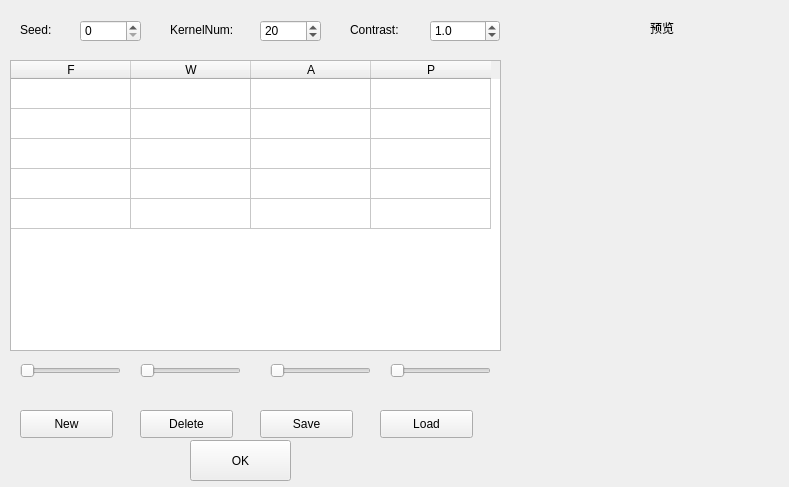
Above: Gabor noise/ParaTable.ui from Karl0007/GaborNoise before the change. Below: the same form after it.
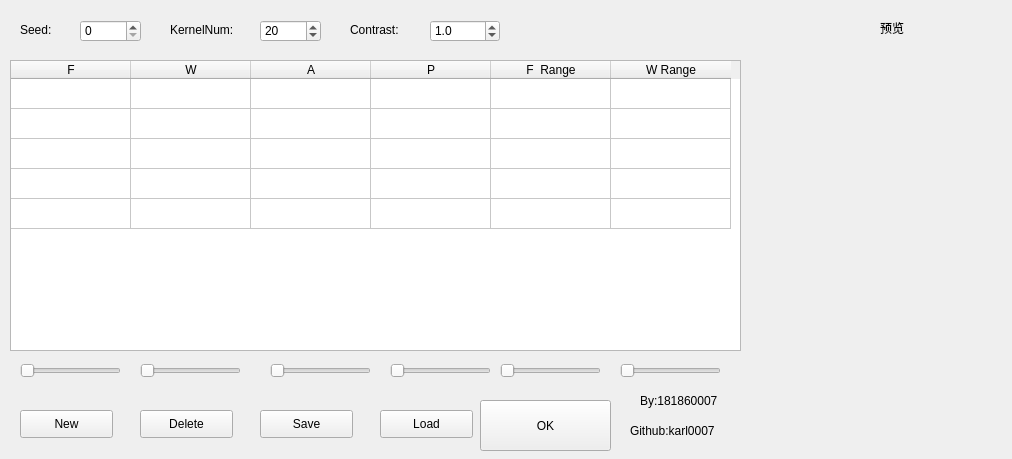
That is the form after the change.

Commit message: to do range

Patch:
```diff
--- a/Gabor noise/ParaTable.ui
+++ b/Gabor noise/ParaTable.ui
@@ -6,8 +6,8 @@
    <rect>
     <x>0</x>
     <y>0</y>
-    <width>789</width>
-    <height>487</height>
+    <width>1012</width>
+    <height>459</height>
    </rect>
   </property>
   <property name="windowTitle">
@@ -18,7 +18,7 @@
     <rect>
      <x>10</x>
      <y>60</y>
-     <width>491</width>
+     <width>731</width>
      <height>291</height>
     </rect>
    </property>
@@ -35,7 +35,7 @@
     <number>5</number>
    </property>
    <property name="columnCount">
-    <number>4</number>
+    <number>6</number>
    </property>
    <attribute name="horizontalHeaderVisible">
     <bool>true</bool>
@@ -80,6 +80,16 @@
      <string>P</string>
     </property>
    </column>
+   <column>
+    <property name="text">
+     <string>F  Range</string>
+    </property>
+   </column>
+   <column>
+    <property name="text">
+     <string>W Range</string>
+    </property>
+   </column>
   </widget>
   <widget class="QSpinBox" name="Seed">
    <property name="geometry">
@@ -183,7 +193,7 @@
   <widget class="QWidget" name="widget" native="true">
    <property name="geometry">
     <rect>
-     <x>560</x>
+     <x>790</x>
      <y>250</y>
      <width>200</width>
      <height>200</height>
@@ -205,7 +215,7 @@
   <widget class="QLabel" name="Image">
    <property name="geometry">
     <rect>
-     <x>560</x>
+     <x>790</x>
      <y>40</y>
      <width>200</width>
      <height>200</height>
@@ -230,7 +240,7 @@
   <widget class="QLabel" name="label_4">
    <property name="geometry">
     <rect>
-     <x>650</x>
+     <x>880</x>
      <y>20</y>
      <width>72</width>
      <height>15</height>
@@ -347,16 +357,68 @@
   <widget class="QPushButton" name="OK">
    <property name="geometry">
     <rect>
-     <x>190</x>
-     <y>440</y>
-     <width>101</width>
-     <height>41</height>
+     <x>480</x>
+     <y>400</y>
+     <width>131</width>
+     <height>51</height>
     </rect>
    </property>
    <property name="text">
     <string>OK</string>
    </property>
   </widget>
+  <widget class="QSlider" name="Frange">
+   <property name="geometry">
+    <rect>
+     <x>500</x>
+     <y>360</y>
+     <width>101</width>
+     <height>22</height>
+    </rect>
+   </property>
+   <property name="orientation">
+    <enum>Qt::Horizontal</enum>
+   </property>
+  </widget>
+  <widget class="QSlider" name="Wrange">
+   <property name="geometry">
+    <rect>
+     <x>620</x>
+     <y>360</y>
+     <width>101</width>
+     <height>22</height>
+    </rect>
+   </property>
+   <property name="orientation">
+    <enum>Qt::Horizontal</enum>
+   </property>
+  </widget>
+  <widget class="QLabel" name="label_5">
+   <property name="geometry">
+    <rect>
+     <x>640</x>
+     <y>390</y>
+     <width>111</width>
+     <height>21</height>
+    </rect>
+   </property>
+   <property name="text">
+    <string>By:181860007</string>
+   </property>
+  </widget>
+  <widget class="QLabel" name="label_6">
+   <property name="geometry">
+    <rect>
+     <x>630</x>
+     <y>420</y>
+     <width>131</width>
+     <height>21</height>
+    </rect>
+   </property>
+   <property name="text">
+    <string>Github:karl0007</string>
+   </property>
+  </widget>
  </widget>
  <layoutdefault spacing="6" margin="11"/>
  <resources/>
```
The commit also changes 11 other files.
